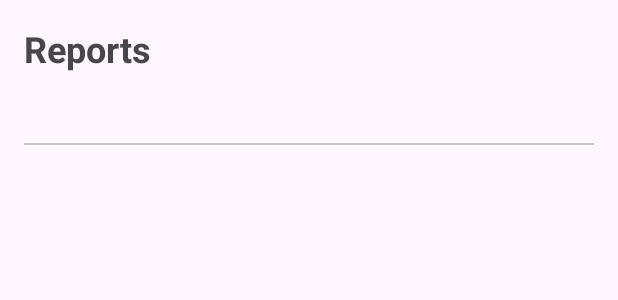
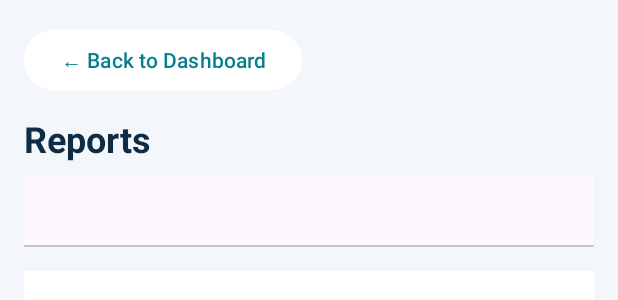
Before and after one commit to Mwangilindsey/RentManagementSystem-Project, an Android app: the layout activity_reports.xml on its own in the app's theme, with its tools: preview values and no code run, on a phone screen of 412 x 824 dp. Shown: the top 300 px of the screen. Run offline under Robolectric (Android 15) with nearby library versions, the phone set to English and light mode, and no system bars.

Commit message:
Update dashboard and rent reports

```diff
--- a/app/src/main/AndroidManifest.xml
+++ b/app/src/main/AndroidManifest.xml
@@ -1,6 +1,7 @@
 <?xml version="1.0" encoding="utf-8"?>
 <manifest xmlns:android="http://schemas.android.com/apk/res/android"
     xmlns:tools="http://schemas.android.com/tools">
+
     <uses-permission android:name="android.permission.POST_NOTIFICATIONS" />
 
     <application
@@ -51,6 +52,10 @@
             android:name=".PaymentHistoryActivity"
             android:exported="false" />
 
+        <activity
+            android:name=".ReportsActivity"
+            android:exported="false" />
+
     </application>
 
 </manifest>
--- a/app/src/main/java/com/example/rentmanagementsystem/ManagePropertiesActivity.kt
+++ b/app/src/main/java/com/example/rentmanagementsystem/ManagePropertiesActivity.kt
@@ -33,7 +33,6 @@ class ManagePropertiesActivity : AppCompatActivity() {
             startActivity(intent)
         }
 
-        // Save the property without navigating away from this screen.
         btnSaveProperty.setOnClickListener {
 
             val propertyName = etPropertyName.text.toString().trim()
--- a/app/src/main/java/com/example/rentmanagementsystem/ManageTenantsActivity.kt
+++ b/app/src/main/java/com/example/rentmanagementsystem/ManageTenantsActivity.kt
@@ -44,7 +44,6 @@ class ManageTenantsActivity : AppCompatActivity() {
             finish()
         }
 
-        // View All Tenants button
         btnViewTenants.setOnClickListener {
             val intent = Intent(this, ViewTenantsActivity::class.java)
             startActivity(intent)
--- a/app/src/main/java/com/example/rentmanagementsystem/ReportsRepository.kt
+++ b/app/src/main/java/com/example/rentmanagementsystem/ReportsRepository.kt
@@ -3,10 +3,6 @@ package com.example.rentmanagementsystem
 import android.content.Context
 import java.util.Calendar
 
-/**
- * Your tenants table has no due-date column, so every tenant's rent is treated
- * as due on this day of the month. Change it here if needed.
- */
 const val RENT_DUE_DAY = 5
 
 data class TenantBalance(
--- a/app/src/main/res/layout/activity_reports.xml
+++ b/app/src/main/res/layout/activity_reports.xml
@@ -1,21 +1,38 @@
 <?xml version="1.0" encoding="utf-8"?>
 <LinearLayout xmlns:android="http://schemas.android.com/apk/res/android"
+    xmlns:app="http://schemas.android.com/apk/res-auto"
     android:layout_width="match_parent"
     android:layout_height="match_parent"
     android:orientation="vertical"
+    android:background="#F3F6FA"
     android:padding="16dp">
 
-    <TextView
+    <Button
+        android:id="@+id/btnBack"
         android:layout_width="wrap_content"
         android:layout_height="wrap_content"
+        android:text="← Back to Dashboard"
+        android:textAllCaps="false"
+        android:textColor="#087F8C"
+        android:backgroundTint="#FFFFFF" />
+
+    <TextView
+        android:layout_width="match_parent"
+        android:layout_height="wrap_content"
+        android:layout_marginTop="12dp"
         android:text="Reports"
         android:textSize="24sp"
-        android:textStyle="bold" />
+        android:textStyle="bold"
+        android:textColor="#102B46" />
 
     <com.google.android.material.tabs.TabLayout
         android:id="@+id/reportTabs"
         android:layout_width="match_parent"
-        android:layout_height="wrap_content" />
+        android:layout_height="wrap_content"
+        android:layout_marginTop="8dp"
+        app:tabTextColor="#60758A"
+        app:tabSelectedTextColor="#087F8C"
+        app:tabIndicatorColor="#087F8C" />
 
     <Spinner
         android:id="@+id/tenantSpinner"
@@ -28,14 +45,23 @@
         android:id="@+id/summaryText"
         android:layout_width="match_parent"
         android:layout_height="wrap_content"
-        android:layout_marginTop="12dp"
-        android:layout_marginBottom="8dp"
-        android:textSize="16sp"
+        android:layout_marginTop="16dp"
+        android:layout_marginBottom="12dp"
+        android:padding="16dp"
+        android:background="#FFFFFF"
+        android:textColor="#102B46"
+        android:textSize="17sp"
         android:textStyle="bold" />
 
     <ListView
         android:id="@+id/reportList"
         android:layout_width="match_parent"
         android:layout_height="0dp"
-        android:layout_weight="1" />
+        android:layout_weight="1"
+        android:background="#FFFFFF"
+        android:divider="#DCE4EC"
+        android:dividerHeight="1dp"
+        android:padding="8dp"
+        android:clipToPadding="false" />
+
 </LinearLayout>
```
Also changed, not shown: app/src/main/java/com/example/rentmanagementsystem/DashboardActivity.kt (+11 -19 lines), app/src/main/java/com/example/rentmanagementsystem/ReportsActivity.kt (+174 -22 lines), app/src/main/res/layout/activity_dashboard.xml (+1 -12 lines).
